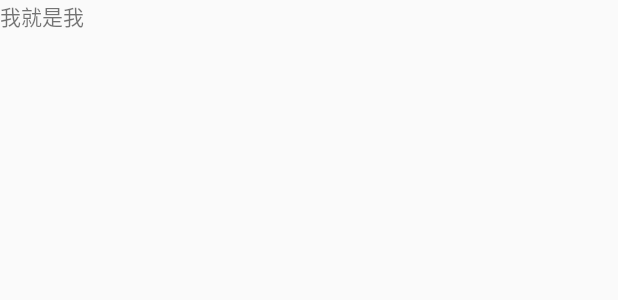
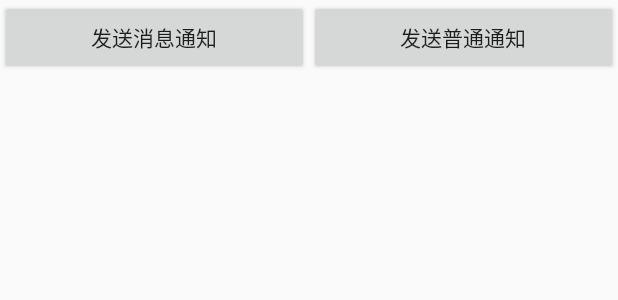
Before and after one commit to ZuJunJun/PracticeRepository, an Android app: the layout fragment_fourth.xml on its own in the app's theme, with its tools: preview values and no code run, on a phone screen of 412 x 824 dp. Shown: the top 300 px of the screen. Run offline under Robolectric (Android 15) with nearby library versions, the phone set to English and light mode, and no system bars.

Commit message:
适配Android O通知

```diff
--- /dev/null
+++ b/app/src/main/java/com/example/jay/packageandroidproject/base/Constant.java
@@ -0,0 +1,6 @@
+package com.example.jay.packageandroidproject.base;
+
+public class Constant {
+    public static final String CHAT_ID = "CHAT";
+    public static final String DEFAULT_ID = "DEFAULT";
+}
--- a/app/src/main/res/layout/fragment_fourth.xml
+++ b/app/src/main/res/layout/fragment_fourth.xml
@@ -1,14 +1,27 @@
 <?xml version="1.0" encoding="utf-8"?>
-<FrameLayout xmlns:android="http://schemas.android.com/apk/res/android"
+<LinearLayout xmlns:android="http://schemas.android.com/apk/res/android"
     xmlns:tools="http://schemas.android.com/tools"
     android:layout_width="match_parent"
     android:layout_height="match_parent"
     tools:context=".fourth.FourthFragment">
 
     <!-- TODO: Update blank fragment layout -->
-    <TextView
+    <LinearLayout
         android:layout_width="match_parent"
-        android:layout_height="match_parent"
-        android:text="@string/hello_blank_fragment" />
+        android:layout_height="50dp"
+        android:orientation="horizontal">
+        <Button
+            android:id="@+id/category_one"
+            android:layout_width="0dp"
+            android:layout_height="match_parent"
+            android:layout_weight="1"
+            android:text="发送消息通知"/>
+        <Button
+            android:id="@+id/category_two"
+            android:layout_width="0dp"
+            android:layout_height="match_parent"
+            android:layout_weight="1"
+            android:text="发送普通通知"/>
+    </LinearLayout>
 
-</FrameLayout>
+</LinearLayout>
```
Also changed, not shown: app/src/main/java/com/example/jay/packageandroidproject/fourth/FourthFragment.java (+51 -1 lines), app/src/main/java/com/example/jay/packageandroidproject/main/MainActivity.java (+21 -0 lines), app/src/main/res/mipmap-xhdpi/pp.png (renamed from app/src/main/res/mipmap-xhdpi/pp.jpg).
